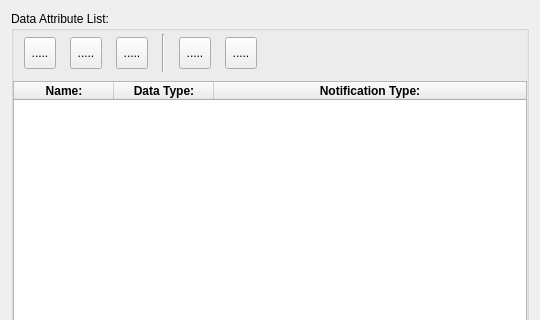
Old version of the form sources/lusan/view/si/ui/SIAttributeList.ui in the repository aregtech/areg-sdk-tools; both pictures show x 0 to 540 and y 0 to 320 of the 540 by 600 pixel window.
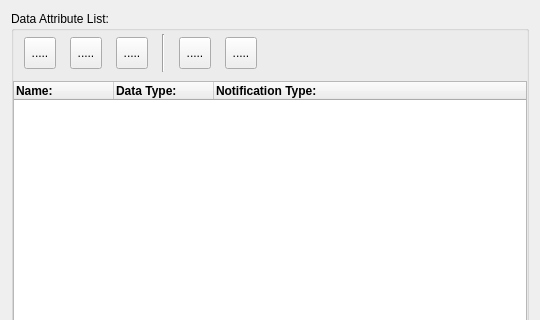
New version of the form. Icons and pictures are not drawn.

The edit to the form file:
```diff
--- a/sources/lusan/view/si/ui/SIAttributeList.ui
+++ b/sources/lusan/view/si/ui/SIAttributeList.ui
@@ -352,8 +352,12 @@
           <property name="font">
            <font>
             <bold>true</bold>
+            <kerning>true</kerning>
            </font>
           </property>
+          <property name="textAlignment">
+           <set>AlignLeading|AlignVCenter</set>
+          </property>
          </column>
          <column>
           <property name="text">
@@ -362,8 +366,12 @@
           <property name="font">
            <font>
             <bold>true</bold>
+            <kerning>true</kerning>
            </font>
           </property>
+          <property name="textAlignment">
+           <set>AlignLeading|AlignVCenter</set>
+          </property>
          </column>
          <column>
           <property name="text">
@@ -372,8 +380,12 @@
           <property name="font">
            <font>
             <bold>true</bold>
+            <kerning>true</kerning>
            </font>
           </property>
+          <property name="textAlignment">
+           <set>AlignLeading|AlignVCenter</set>
+          </property>
          </column>
         </widget>
        </item>
```
Left out of the diff: 45 changed lines with no effect on the pictures.
